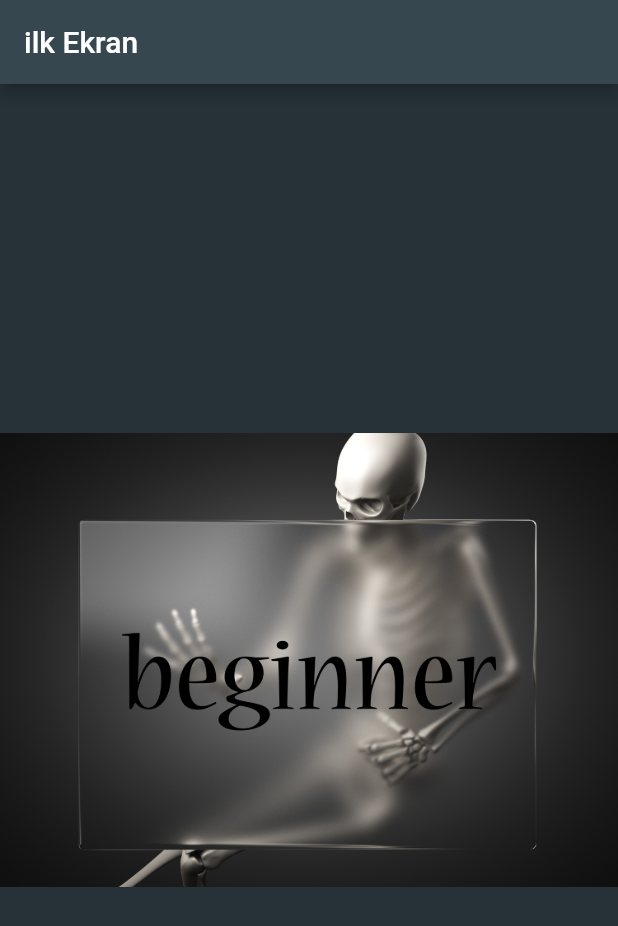
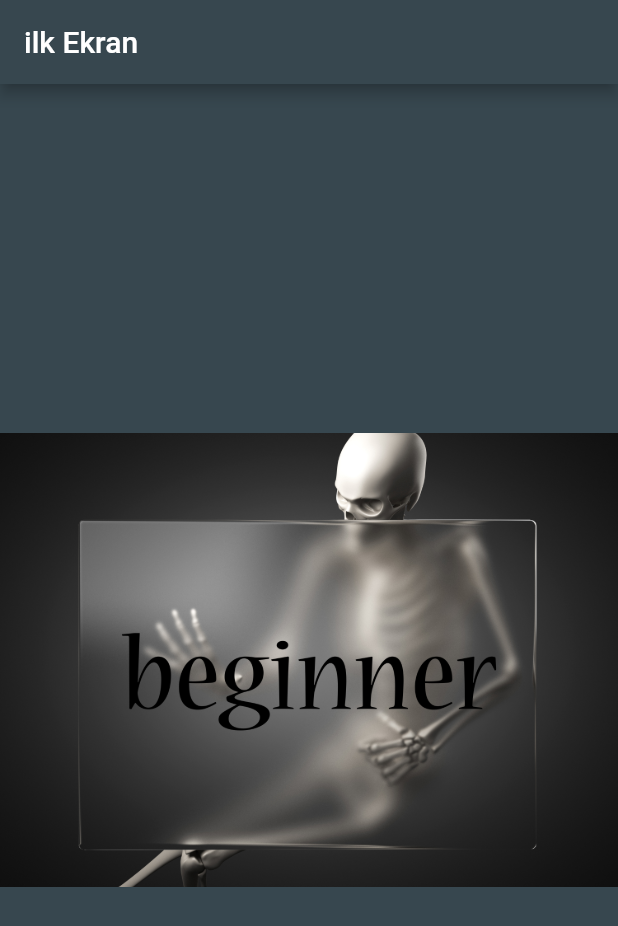
Before and after one commit to ibrahimediz/benimkartim, a Flutter app: the screen it shows after launch, on a phone screen of 412 x 824 dp. Shown: the top 926 px of the screen. Run offline on Flutter 3.47's test engine with Material 2 defaults, Android fonts, the phone set to English and light mode, and no system bars.

Commit message:
ikinci ornek

```diff
--- a/lib/main.dart
+++ b/lib/main.dart
@@ -16,7 +16,7 @@ class MyApp extends StatelessWidget {
           backgroundColor: Colors.blueGrey[800],
         ),
         body: Container(
-          color: Colors.blueGrey[900],
+          color: Colors.blueGrey[800],
           child: Center(
             child: Image(
               image: AssetImage('images/resim2222.jpg'),
```
